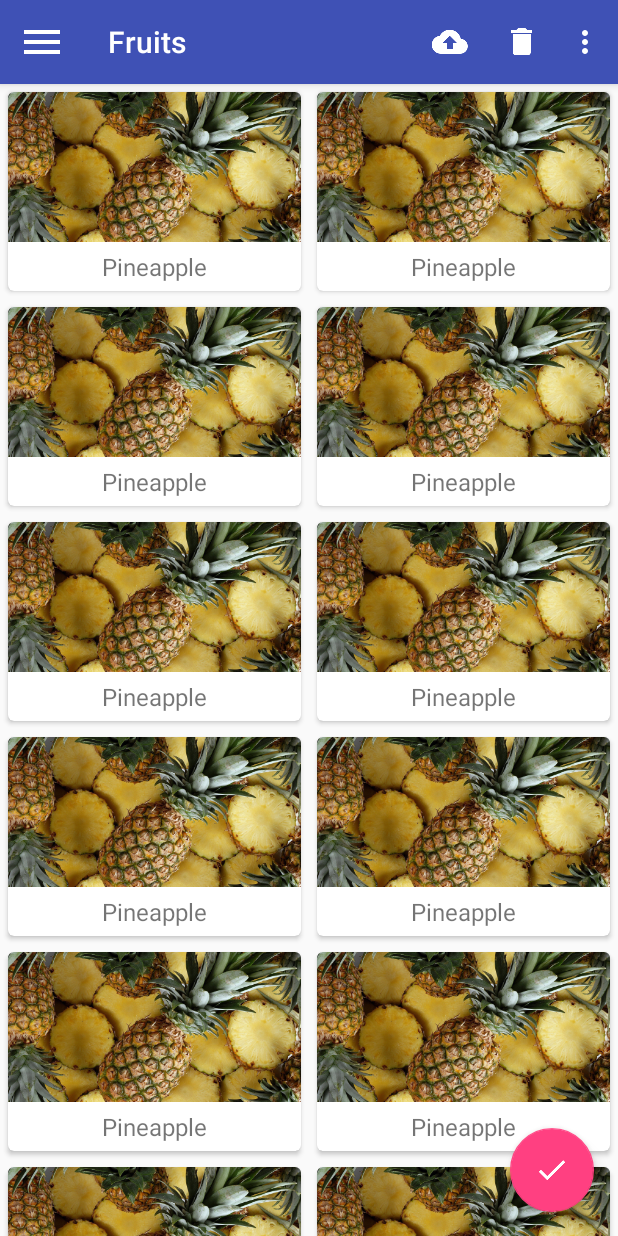
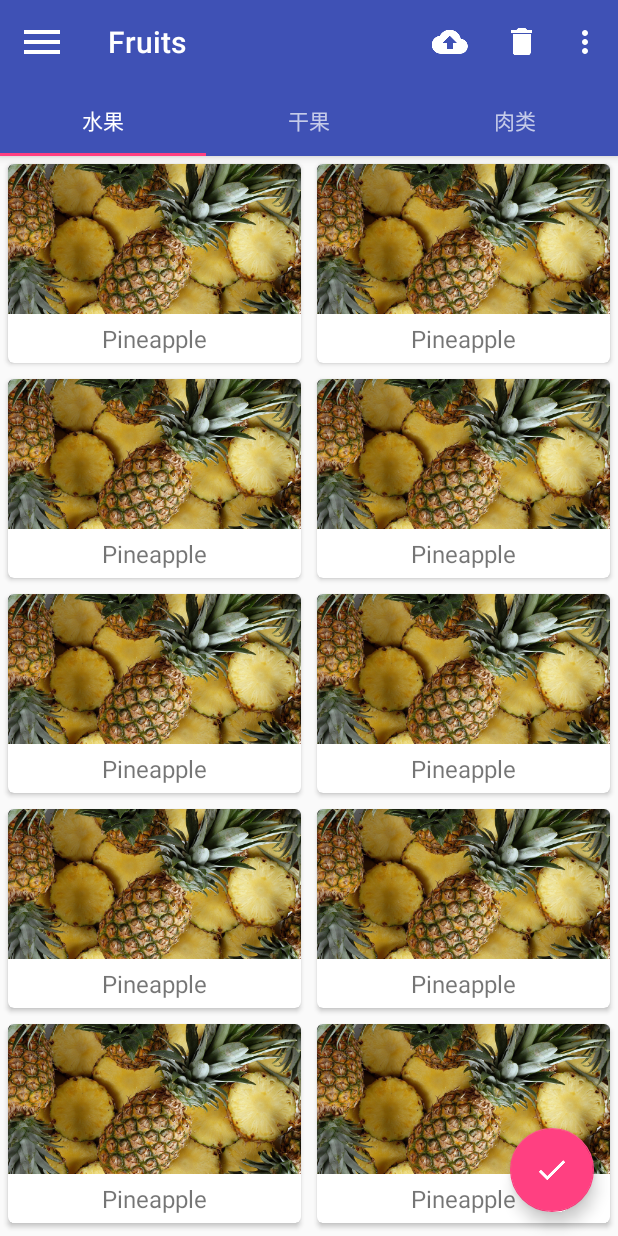
Before and after one commit to Springever/MaterialTest, an Android app: the screen it shows after launch (MainActivity), on a phone screen of 412 x 824 dp. Run offline under Robolectric (Android 15) with nearby library versions, the phone set to English and light mode, and no system bars.

Commit message:
增加TabLayout

```diff
--- a/app/src/main/java/com/example/materialtest/MainActivity.java
+++ b/app/src/main/java/com/example/materialtest/MainActivity.java
@@ -4,6 +4,7 @@ import android.os.Bundle;
 import android.support.design.widget.FloatingActionButton;
 import android.support.design.widget.NavigationView;
 import android.support.design.widget.Snackbar;
+import android.support.design.widget.TabLayout;
 import android.support.v4.view.GravityCompat;
 import android.support.v4.widget.DrawerLayout;
 import android.support.v4.widget.SwipeRefreshLayout;
@@ -43,6 +44,13 @@ public class MainActivity extends AppCompatActivity {
         setContentView(R.layout.activity_main);
         Toolbar toolbar = (Toolbar) findViewById(R.id.toolbar);
         setSupportActionBar(toolbar);
+        TabLayout mTabLayout = (TabLayout) findViewById(R.id.tabLayout);
+        mTabLayout.addTab(mTabLayout.newTab().setText("水果"));
+        mTabLayout.addTab(mTabLayout.newTab().setText("干果"));
+        mTabLayout.addTab(mTabLayout.newTab().setText("肉类"));
+        //mTabLayout.setTabGravity(TabLayout.GRAVITY_FILL);
+        //mTabLayout.setTabMode(TabLayout.MODE_SCROLLABLE);//从左到右排开
+        mTabLayout.setTabMode(TabLayout.MODE_FIXED);//从左到右排开
         mDrawerLayout = (DrawerLayout) findViewById(R.id.drawer_layout);
         NavigationView navView = (NavigationView) findViewById(R.id.nav_view);
         ActionBar actionBar = getSupportActionBar();
--- a/app/src/main/res/layout/activity_main.xml
+++ b/app/src/main/res/layout/activity_main.xml
@@ -1,6 +1,5 @@
 <?xml version="1.0" encoding="utf-8"?>
-<android.support.v4.widget.DrawerLayout
-    xmlns:android="http://schemas.android.com/apk/res/android"
+<android.support.v4.widget.DrawerLayout xmlns:android="http://schemas.android.com/apk/res/android"
     xmlns:app="http://schemas.android.com/apk/res-auto"
     android:id="@+id/drawer_layout"
     android:layout_width="match_parent"
@@ -20,8 +19,16 @@
                 android:layout_height="?attr/actionBarSize"
                 android:background="?attr/colorPrimary"
                 android:theme="@style/ThemeOverlay.AppCompat.Dark.ActionBar"
-                app:popupTheme="@style/ThemeOverlay.AppCompat.Light"
-                app:layout_scrollFlags="scroll|enterAlways|snap" />
+                app:layout_scrollFlags="scroll|enterAlways|snap"
+                app:popupTheme="@style/ThemeOverlay.AppCompat.Light" />
+
+            <android.support.design.widget.TabLayout
+                android:id="@+id/tabLayout"
+                android:layout_width="match_parent"
+                android:layout_height="wrap_content"
+                app:theme="@style/ThemeOverlay.AppCompat.Dark.ActionBar"
+                app:tabMode="fixed"
+                app:tabGravity="fill" />
         </android.support.design.widget.AppBarLayout>
 
         <android.support.v4.widget.SwipeRefreshLayout
```
